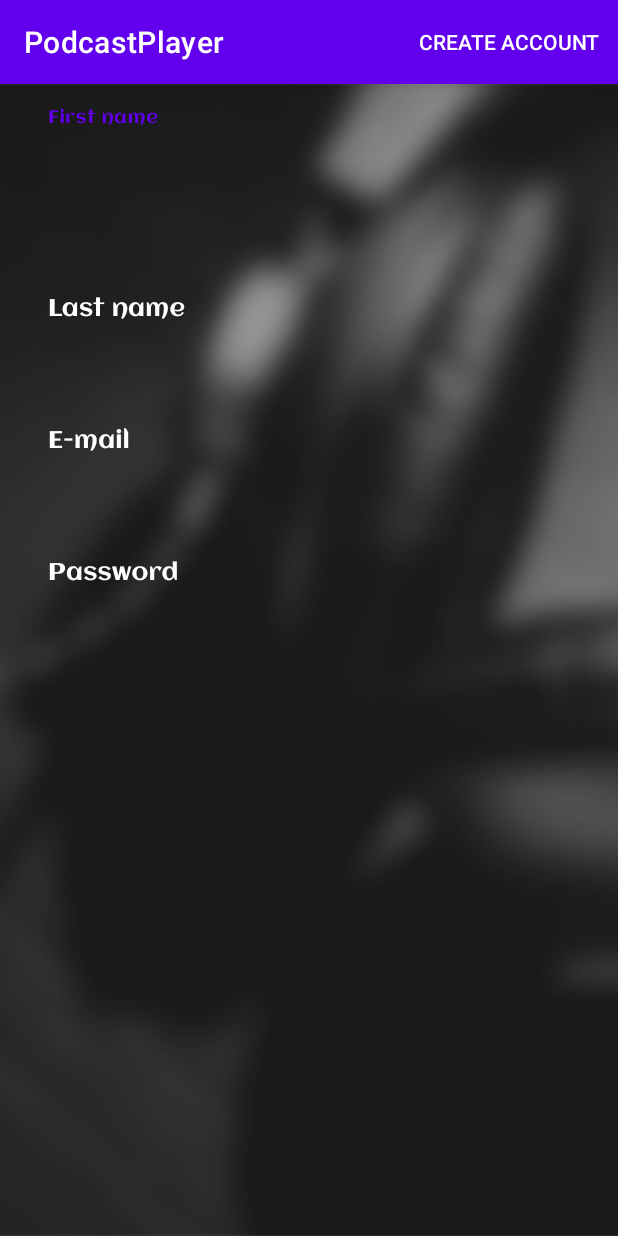
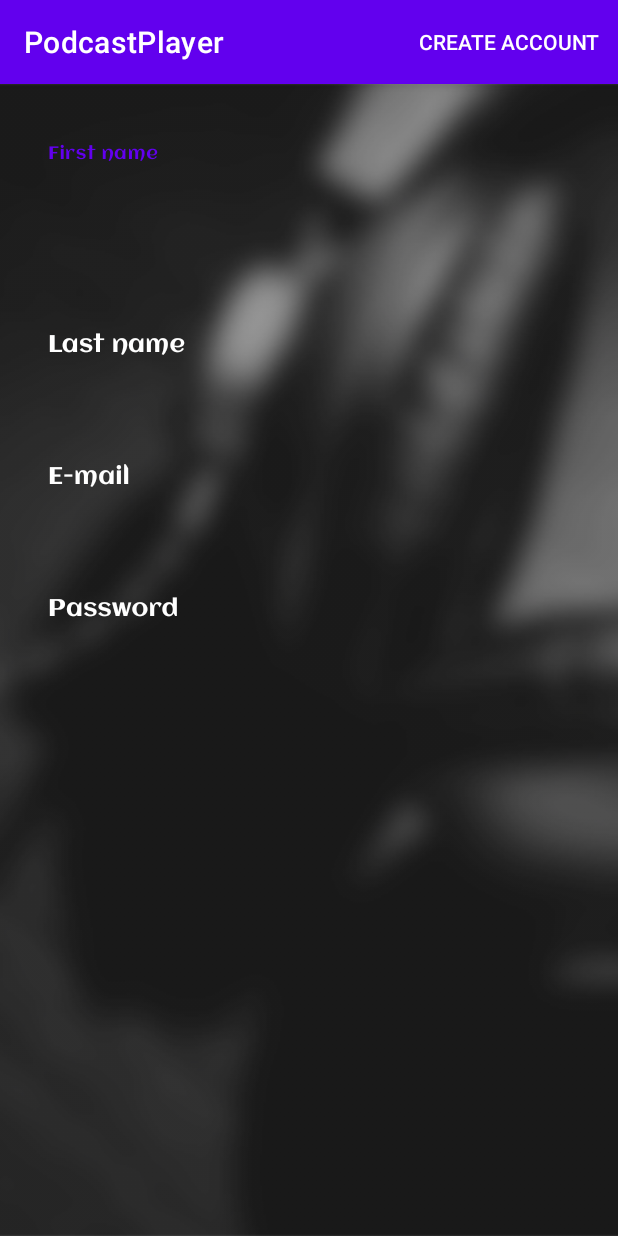
Before and after one commit to Nowocinski/Android-PodcastPlayer, an Android app: the RegisterActivity screen opened directly, with no data from a screen before it, on a phone screen of 412 x 824 dp. Run offline under Robolectric (Android 15) with nearby library versions, the phone set to English and light mode, and no system bars; our stand-ins replace ButterKnife.

Commit message:
Added margin

```diff
--- a/app/src/main/res/layout/activity_register.xml
+++ b/app/src/main/res/layout/activity_register.xml
@@ -23,7 +23,7 @@
             android:paddingBottom="@dimen/activity_vertical_margin"
             android:paddingLeft="@dimen/activity_horizontal_margin"
             android:paddingRight="@dimen/activity_horizontal_margin"
-            android:paddingTop="@dimen/activity_vertical_margin"
+            android:paddingTop="40dp"
             tools:context=".screens.register.RegisterActivity">
 
             <com.google.android.material.textfield.TextInputLayout
```
